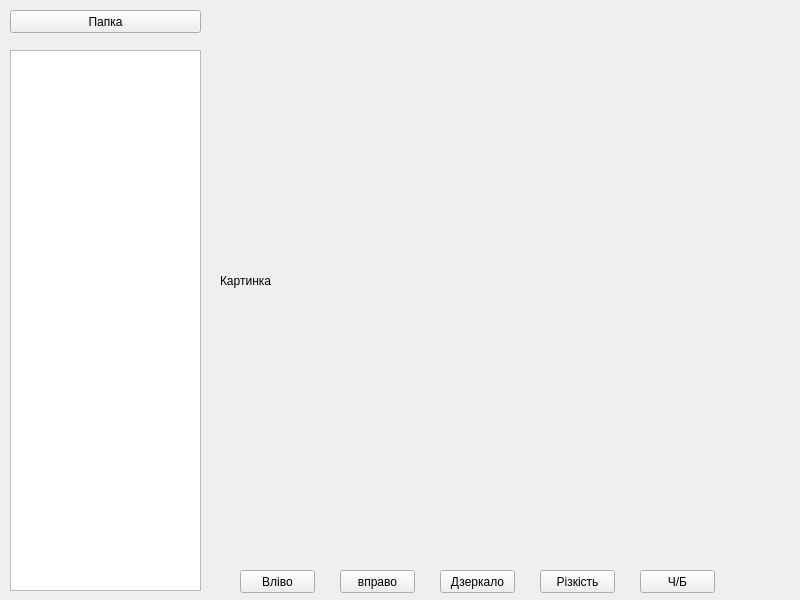
Before: the Qt Designer form easy_editor_layout.ui in Drag0nXLR/easy_editor, drawn with Qt 5.
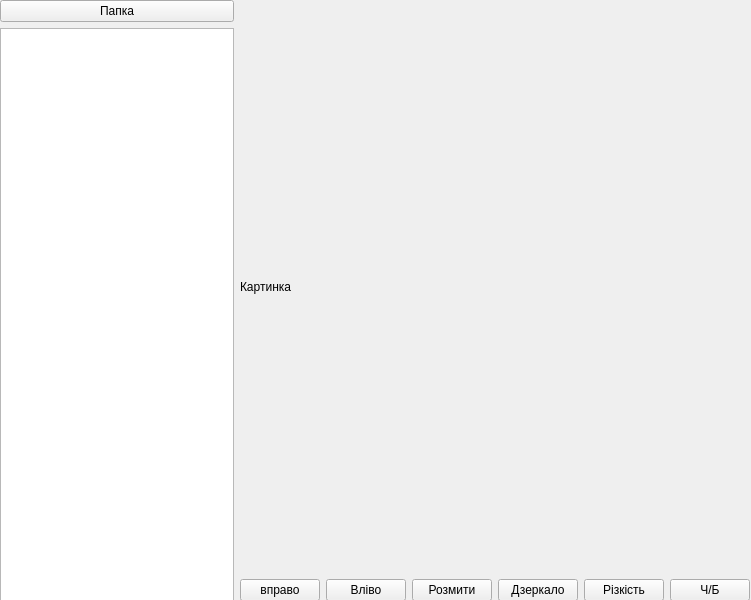
After: the same form once the commit is applied.

```diff
--- a/easy_editor_layout.ui
+++ b/easy_editor_layout.ui
@@ -6,7 +6,7 @@
    <rect>
     <x>0</x>
     <y>0</y>
-    <width>800</width>
+    <width>751</width>
     <height>600</height>
    </rect>
   </property>
@@ -14,106 +14,91 @@
    <string>MainWindow</string>
   </property>
   <widget class="QWidget" name="centralwidget">
+   <widget class="QWidget" name="horizontalLayoutWidget">
+    <property name="geometry">
+     <rect>
+      <x>0</x>
+      <y>0</y>
+      <width>750</width>
+      <height>601</height>
+     </rect>
+    </property>
+    <layout class="QHBoxLayout" name="main_layout">
+     <property name="sizeConstraint">
+      <enum>QLayout::SetDefaultConstraint</enum>
+     </property>
+     <item>
+      <layout class="QVBoxLayout" name="files_layout">
+       <item>
    <widget class="QPushButton" name="papka">
-    <property name="geometry">
-     <rect>
-      <x>10</x>
-      <y>10</y>
-      <width>191</width>
-      <height>23</height>
-     </rect>
-    </property>
     <property name="text">
      <string>Папка</string>
     </property>
    </widget>
-   <widget class="QListWidget" name="files">
-    <property name="geometry">
-     <rect>
-      <x>10</x>
-      <y>50</y>
-      <width>191</width>
-      <height>541</height>
-     </rect>
-    </property>
-   </widget>
-   <widget class="QPushButton" name="black_white">
-    <property name="geometry">
-     <rect>
-      <x>640</x>
-      <y>570</y>
-      <width>75</width>
-      <height>23</height>
-     </rect>
-    </property>
+       </item>
+       <item>
+        <widget class="QListWidget" name="files"/>
+       </item>
+      </layout>
+     </item>
+     <item>
+      <layout class="QVBoxLayout" name="image_layout">
+       <item>
+        <widget class="QLabel" name="label">
     <property name="text">
-     <string>Ч/Б</string>
-    </property>
-   </widget>
-   <widget class="QPushButton" name="rizkist">
-    <property name="geometry">
-     <rect>
-      <x>540</x>
-      <y>570</y>
-      <width>75</width>
-      <height>23</height>
-     </rect>
-    </property>
+          <string>Картинка</string>
+         </property>
+        </widget>
+       </item>
+       <item>
+        <layout class="QHBoxLayout" name="buttons_layout">
+         <item>
+          <widget class="QPushButton" name="right">
     <property name="text">
-     <string>Різкість</string>
-    </property>
-   </widget>
+            <string>вправо</string>
+           </property>
+          </widget>
+         </item>
+         <item>
    <widget class="QPushButton" name="left">
-    <property name="geometry">
-     <rect>
-      <x>240</x>
-      <y>570</y>
-      <width>75</width>
-      <height>23</height>
-     </rect>
-    </property>
     <property name="text">
      <string>Вліво</string>
     </property>
    </widget>
+         </item>
+         <item>
+          <widget class="QPushButton" name="blur">
+           <property name="text">
+            <string>Розмити</string>
+           </property>
+          </widget>
+         </item>
+         <item>
    <widget class="QPushButton" name="mirror">
-    <property name="geometry">
-     <rect>
-      <x>440</x>
-      <y>570</y>
-      <width>75</width>
-      <height>23</height>
-     </rect>
-    </property>
     <property name="text">
      <string>Дзеркало</string>
     </property>
    </widget>
-   <widget class="QPushButton" name="right">
-    <property name="geometry">
-     <rect>
-      <x>340</x>
-      <y>570</y>
-      <width>75</width>
-      <height>23</height>
-     </rect>
-    </property>
+         </item>
+         <item>
+          <widget class="QPushButton" name="rizkist">
     <property name="text">
-     <string>вправо</string>
-    </property>
-   </widget>
-   <widget class="QLabel" name="label">
-    <property name="geometry">
-     <rect>
-      <x>220</x>
-      <y>10</y>
-      <width>561</width>
-      <height>541</height>
-     </rect>
-    </property>
+            <string>Різкість</string>
+           </property>
+          </widget>
+         </item>
+         <item>
+          <widget class="QPushButton" name="black_white">
     <property name="text">
-     <string>Картинка</string>
-    </property>
+            <string>Ч/Б</string>
+           </property>
+          </widget>
+         </item>
+        </layout>
+       </item>
+      </layout>
+     </item>
+    </layout>
    </widget>
   </widget>
  </widget>
```
Lines whose indentation alone changed are shown as unchanged.
